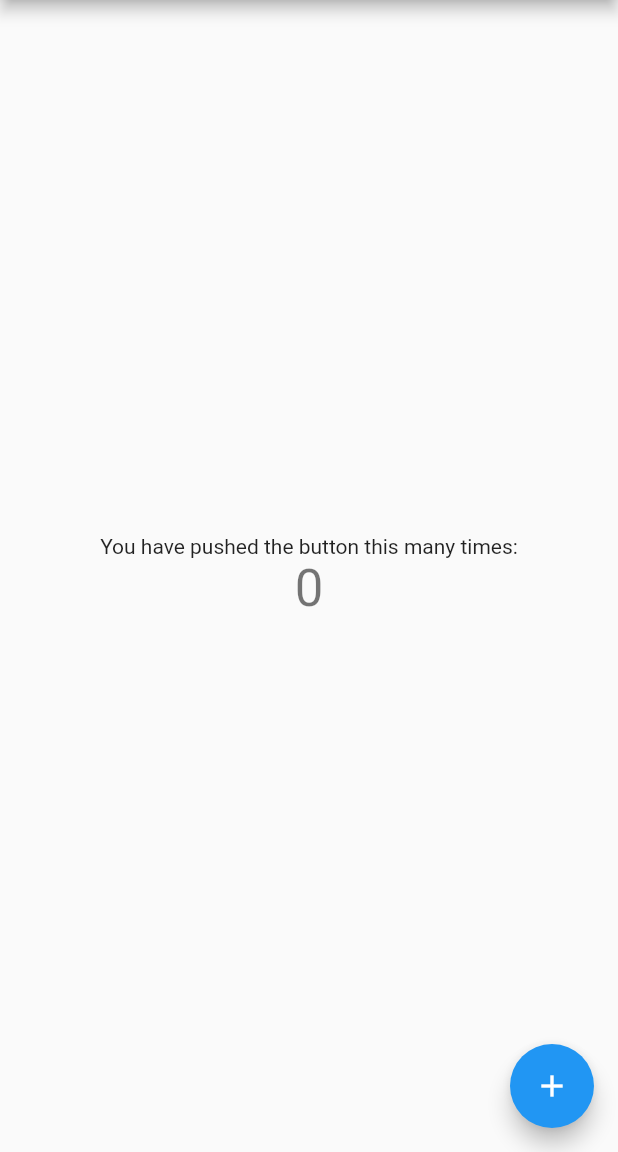
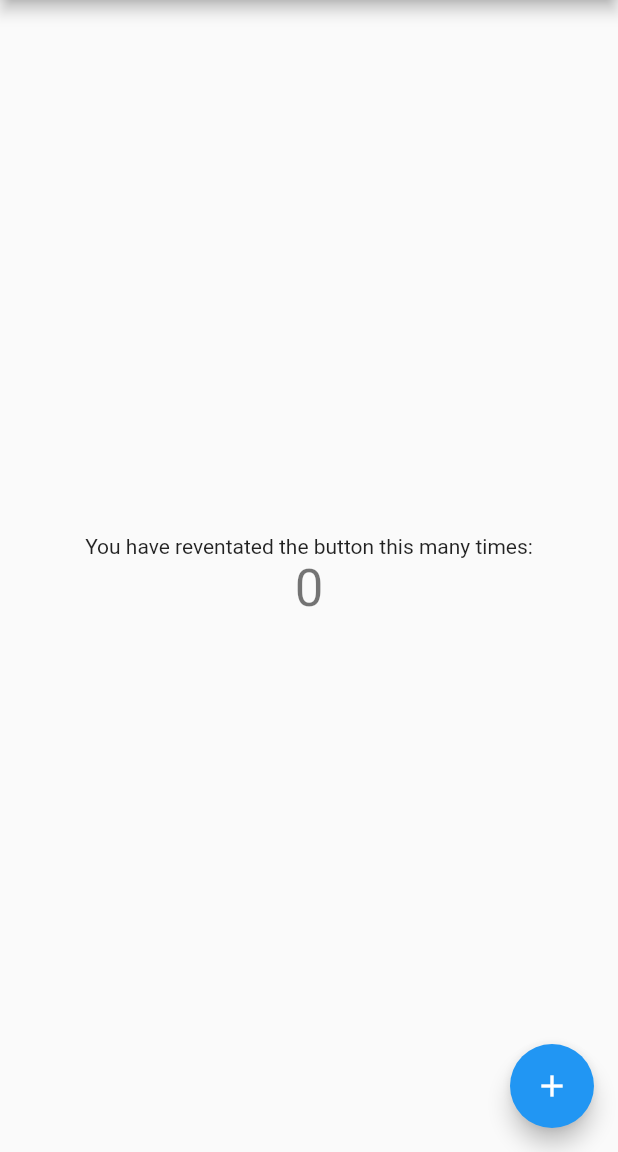
Before and after one commit to ju4ncito/flutter-test, a Flutter app: the screen it shows after launch, on a phone screen of 412 x 824 dp, the part 84-1236 px from its top. Run offline on Flutter 3.47's test engine with Material 2 defaults, Android fonts, the phone set to English and light mode, and no system bars.

Commit message:
emulator test OK

```diff
--- a/my_app/lib/main.dart
+++ b/my_app/lib/main.dart
@@ -96,7 +96,7 @@ class _MyHomePageState extends State<MyHomePage> {
           mainAxisAlignment: MainAxisAlignment.center,
           children: <Widget>[
             const Text(
-              'You have pushed the button this many times:',
+              'You have reventated the button this many times:',
             ),
             Text(
               '$_counter',
```
